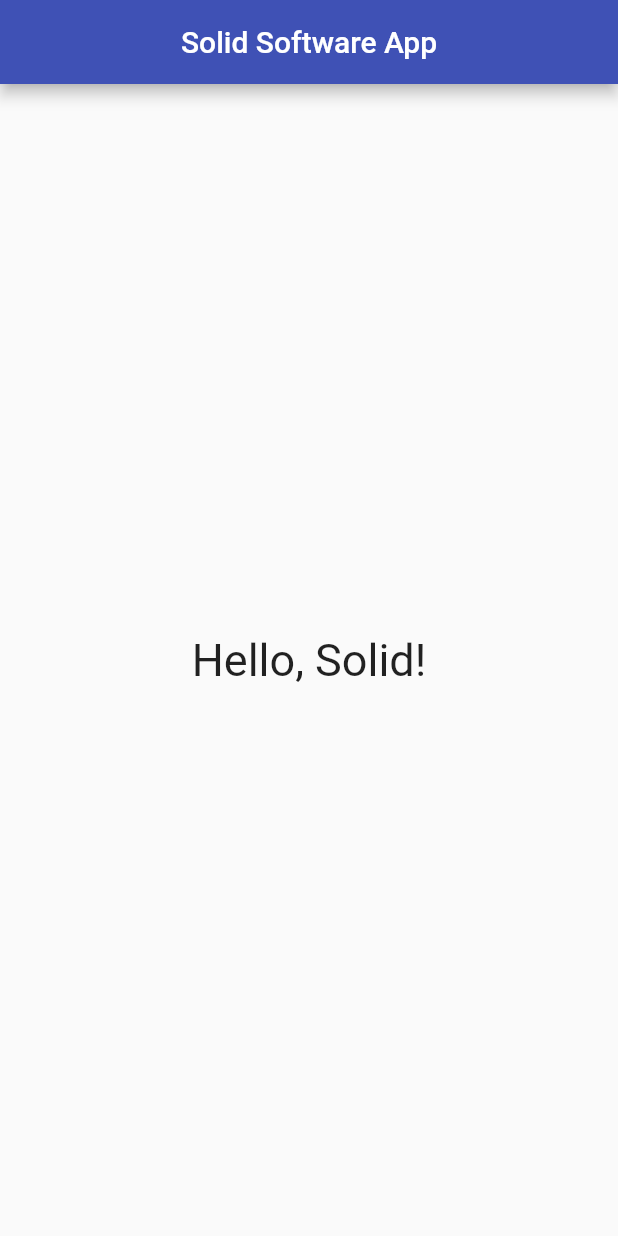
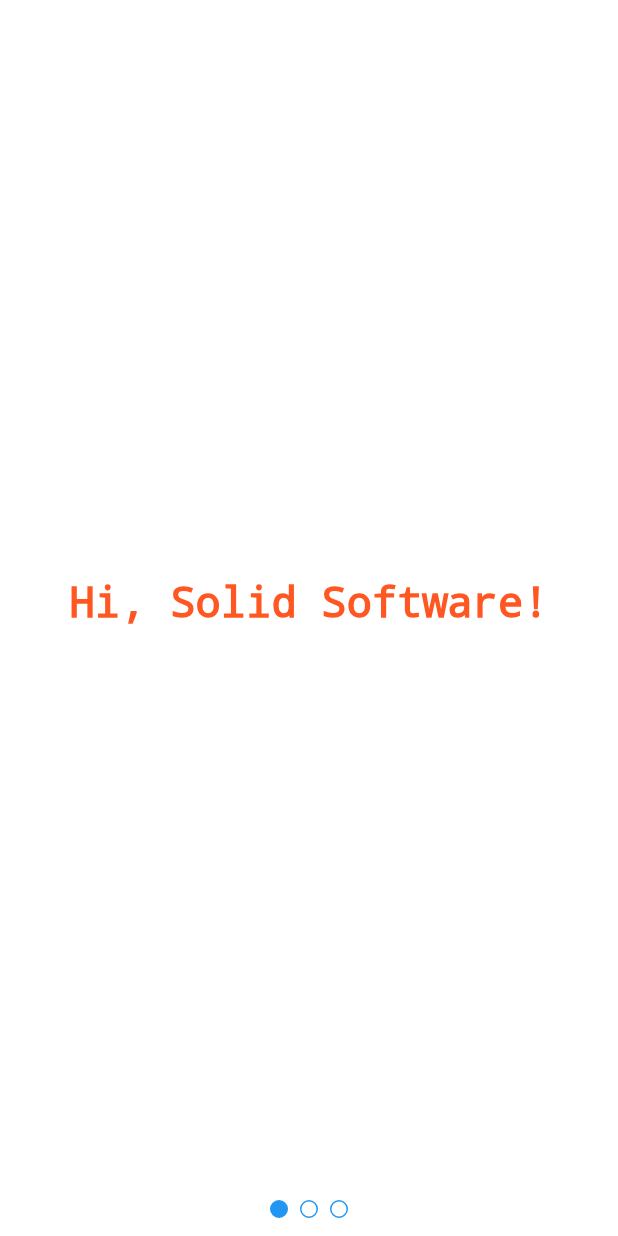
Before and after one commit to artyom4ek/SimpleFlutterApp, a Flutter app: the screen it shows after launch, on a phone screen of 412 x 824 dp. Run offline on Flutter 3.47's test engine with Material 2 defaults, Android fonts, the light colour scheme and no system bars.

Commit message:
Project structuring

```diff
--- /dev/null
+++ b/assets/strings/en.json
@@ -0,0 +1,3 @@
+{
+  "title": "Hello, Solid!"
+}
--- a/lib/main.dart
+++ b/lib/main.dart
@@ -1,76 +1,8 @@
 import 'package:flutter/material.dart';
-import 'dart:math' as math;
+import 'screens/welcome/welcome.dart';
 
-void main() => runApp(
-    MyApp()
-);
-
-class MyApp extends StatelessWidget {
-  final String _appTitle = 'Solid Software App';
-
-  @override
-  Widget build(BuildContext context) {
-    return MaterialApp(
-      title: _appTitle,
-      theme: ThemeData(
-        primarySwatch: Colors.indigo,
-      ),
-      home: HomePage(title: _appTitle),
-    );
-  }
+void main() {
+  runApp(MaterialApp(
+    home: Welcome(),
+  ));
 }
-
-class HomePage extends StatefulWidget {
-  HomePage({Key key, this.title}) : super(key: key);
-
-  final String title;
-
-  @override
-  _HomePageState createState() => _HomePageState();
-}
-
-class _HomePageState extends State<HomePage> {
-  final String _title = "Hello, Solid!";
-  final double _titleSize = 30.0;
-  var _randomColor;
-
-  void _onTap() {
-    setState(() {
-      _randomColor = generateRandomColor();
-    });
-  }
-
-  Color generateRandomColor() {
-    return Color((math.Random().nextDouble() * 0xFFFFFF).toInt() << 0).withOpacity(1.0);
-  }
-
-  @override
-  Widget build(BuildContext context) {
-    Widget gestureDetectorSection = new GestureDetector(
-      onTap: _onTap,
-      child: Container(
-        constraints: BoxConstraints.expand(),
-        color: _randomColor,
-        child: new Column(
-          mainAxisAlignment: MainAxisAlignment.center,
-          mainAxisSize: MainAxisSize.max,
-          children: [
-            new Text(_title,
-            style: TextStyle(fontSize: _titleSize)),
-          ],
-        ),
-      ),
-    );
-
-    return new Scaffold(
-      appBar: new AppBar(
-        title: new Text(widget.title),
-        centerTitle: true,
-      ),
-
-      body: Container(
-        child: gestureDetectorSection,
-      ),
-    );
-  }
-}
--- /dev/null
+++ b/lib/screens/welcome/welcome.dart
@@ -0,0 +1,37 @@
+import 'package:flutter/material.dart';
+
+import 'welcome_page_1.dart';
+import 'welcome_page_2.dart';
+import 'welcome_page_3.dart';
+
+class Welcome extends StatelessWidget {
+
+  @override
+  Widget build(BuildContext context) {
+    return DefaultTabController(
+      length: 3,
+      child: Builder(
+        builder: (BuildContext context) => Padding(
+          padding: const EdgeInsets.all(8.0),
+          child: Container(
+            color: Colors.white,
+            child: Column(
+              children: <Widget>[
+                Expanded(
+                  child: TabBarView(
+                    children: [
+                      WelcomePage1(),
+                      WelcomePage2(),
+                      WelcomePage3()
+                    ],
+                  ),
+                ),
+                TabPageSelector()
+              ],
+            ),
+          ),
+        ),
+      ),
+    );
+  }
+}
--- /dev/null
+++ b/lib/screens/welcome/welcome_page_1.dart
@@ -0,0 +1,20 @@
+import 'package:flutter/material.dart';
+
+class WelcomePage1 extends StatelessWidget {
+  final String _welcome1Title = 'Hi, Solid Software!';
+
+  @override
+  Widget build(BuildContext context) {
+    return Container(
+      child: Center(
+        child: Text(_welcome1Title,
+            style: TextStyle(
+                decoration: TextDecoration.none,
+                fontSize: 28.0,
+                fontWeight: FontWeight.bold,
+                color: Colors.deepOrange)
+        ),
+      ),
+    );
+  }
+}
--- a/pubspec.yaml
+++ b/pubspec.yaml
@@ -17,6 +17,7 @@ environment:
   sdk: ">=2.1.0 <3.0.0"
 
 dependencies:
+  toast: ^0.1.5
   flutter:
     sdk: flutter
 
@@ -27,7 +28,6 @@ dependencies:
 dev_dependencies:
   flutter_test:
     sdk: flutter
-
 
 # For information on the generic Dart part of this file, see the
 # following page: https://www.dartlang.org/tools/pub/pubspec
@@ -41,7 +41,9 @@ flutter:
   uses-material-design: true
 
   # To add assets to your application, add an assets section, like this:
-  # assets:
+  assets:
+    - assets/images/ava.jpg
+  #assets:
   #  - images/a_dot_burr.jpeg
   #  - images/a_dot_ham.jpeg
 
```
Also changed, not shown: lib/models/customized_data.dart (added, +9 -0 lines), lib/screens/hello/hello.dart (added, +70 -0 lines), lib/screens/home/about_page.dart (added, +56 -0 lines), lib/screens/home/home.dart (added, +55 -0 lines), lib/screens/home/home_page.dart (added, +107 -0 lines), lib/screens/welcome/welcome_page_2.dart (added, +20 -0 lines), lib/screens/welcome/welcome_page_3.dart (added, +38 -0 lines), lib/ui/widgets/color_box.dart (added, +82 -0 lines), assets/images/ava.jpg (added), pubspec.lock, 1 other file.
